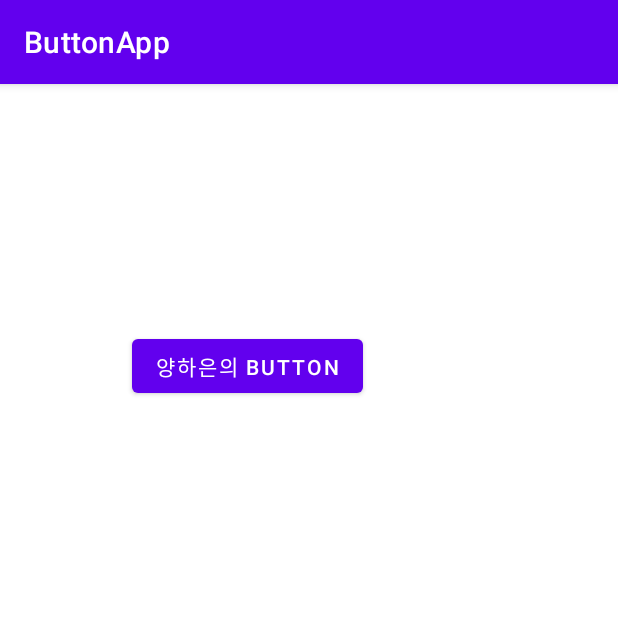
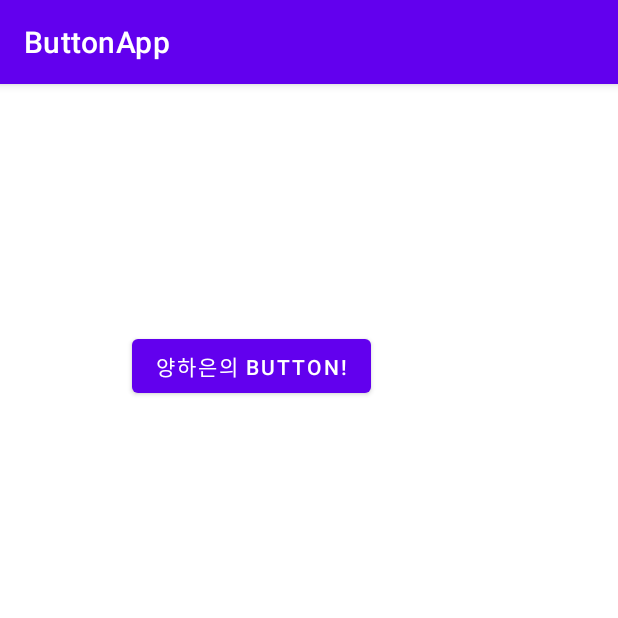
Before and after one commit to Yanghaeun716/ButtonApp, an Android app: the screen it shows after launch (MainActivity), on a phone screen of 412 x 824 dp, the top half of it. Run offline under Robolectric (Android 15) with nearby library versions, the phone set to English and light mode, and no system bars.

Commit message:
delHardCodingWarn branch

```diff
--- a/app/src/main/res/layout/activity_main.xml
+++ b/app/src/main/res/layout/activity_main.xml
@@ -22,7 +22,7 @@
         android:layout_height="wrap_content"
         android:layout_marginStart="88dp"
         android:layout_marginTop="164dp"
-        android:text="양하은의 Button"
+        android:text="양하은의 Button!"
         app:layout_constraintStart_toStartOf="parent"
         app:layout_constraintTop_toTopOf="parent" />
 
```
